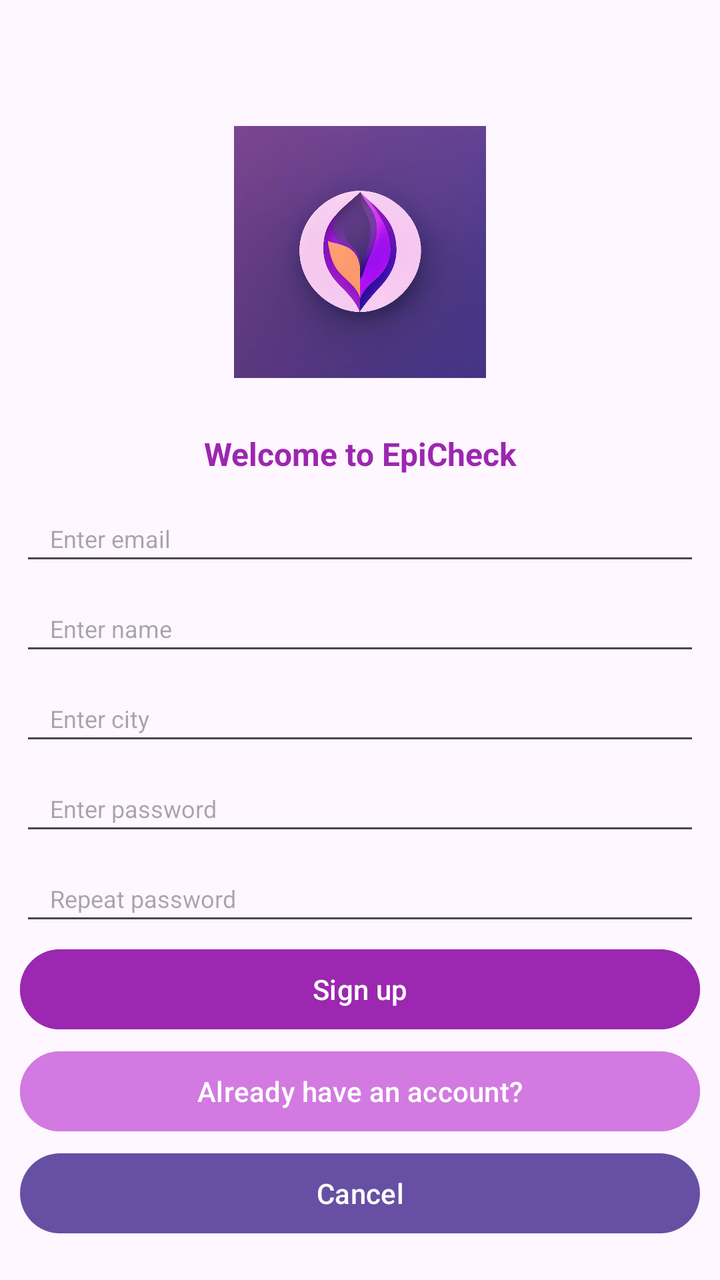
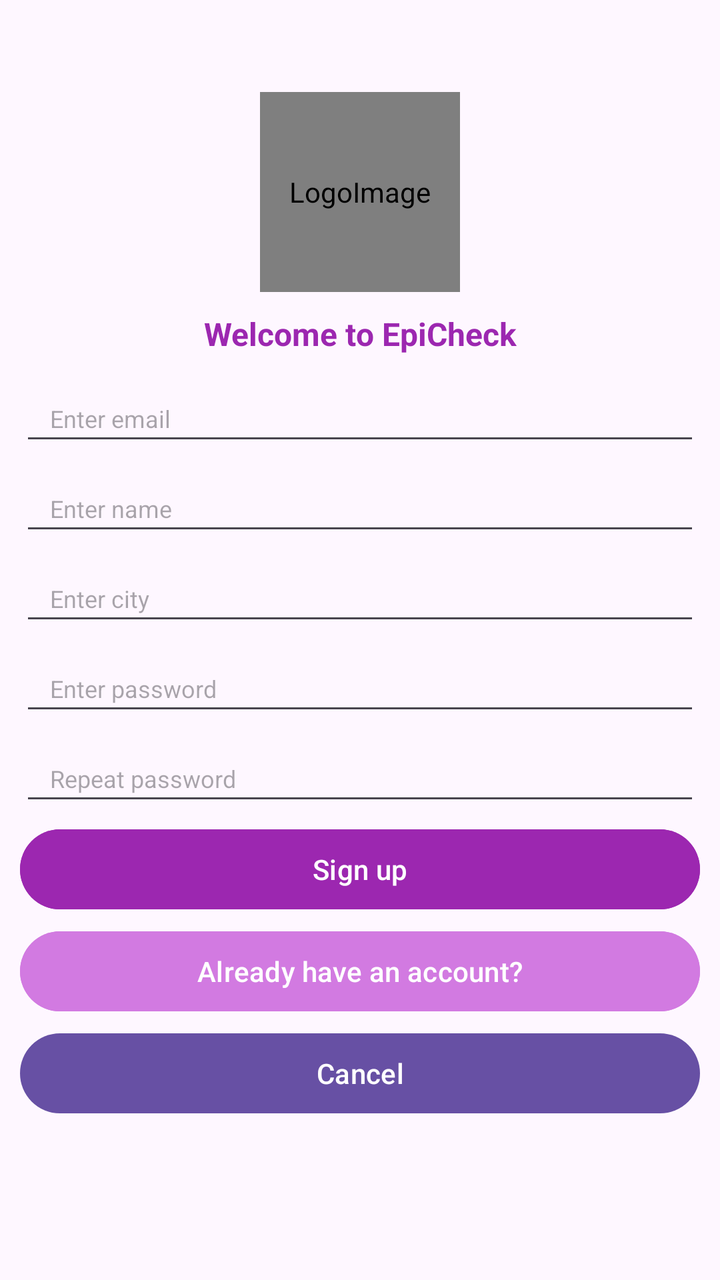

Two renders of the same Android screen: before a commit and after it. Below are the layout's source before the change and the commit's diff.
<!-- AndroidManifest.xml: application theme Theme.AppFond -->
<!-- res/layout/activity_register.xml -->
<?xml version="1.0" encoding="utf-8"?>
<androidx.constraintlayout.widget.ConstraintLayout xmlns:android="http://schemas.android.com/apk/res/android"
    xmlns:app="http://schemas.android.com/apk/res-auto"
    xmlns:tools="http://schemas.android.com/tools"
    android:layout_width="match_parent"
    android:layout_height="match_parent"
    android:fitsSystemWindows="true"
    tools:context=".RegisterActivity">


    <EditText
        android:id="@+id/field_repeat_password"
        android:layout_width="0dp"
        android:layout_height="40dp"
        android:layout_marginStart="10dp"
        android:layout_marginTop="5dp"
        android:layout_marginEnd="10dp"
        android:autofillHints=""
        android:digits="abcdefghijklmnopqrstuvwxyzABCDEFGHIJKLMNOPQRSTUVWXYZ0123456789_"
        android:ems="10"
        android:hint="@string/repeat_pass"
        android:inputType="textPassword"
        android:minHeight="48dp"
        android:paddingLeft="15dp"
        android:paddingRight="15dp"
        android:textSize="12sp"
        app:layout_constraintEnd_toEndOf="parent"
        app:layout_constraintHorizontal_bias="0.0"
        app:layout_constraintStart_toStartOf="parent"
        app:layout_constraintTop_toBottomOf="@+id/field_signup_password" />

    <EditText
        android:id="@+id/field_city"
        android:layout_width="0dp"
        android:layout_height="40dp"
        android:layout_marginStart="10dp"
        android:layout_marginTop="5dp"
        android:layout_marginEnd="10dp"
        android:autofillHints=""
        android:ems="10"
        android:hint="@string/enter_city"
        android:inputType="textPersonName"
        android:minHeight="48dp"
        android:paddingLeft="15dp"
        android:paddingRight="15dp"
        android:textAlignment="viewStart"
        android:textSize="12sp"
        app:layout_constraintEnd_toEndOf="parent"
        app:layout_constraintHorizontal_bias="0.0"
        app:layout_constraintStart_toStartOf="parent"
        app:layout_constraintTop_toBottomOf="@+id/field_name"
        tools:ignore="TextContrastCheck" />

    <ImageView
        android:id="@+id/SignUpPageLogo"
        android:layout_width="126dp"
        android:layout_height="160dp"
        android:layout_marginTop="30dp"
        android:contentDescription="@string/logoimage_hont"
        app:layout_constraintEnd_toEndOf="parent"
        app:layout_constraintStart_toStartOf="parent"
        app:layout_constraintTop_toBottomOf="@+id/signup_progress"
        app:srcCompat="@drawable/epicheck_logo"
        tools:ignore="ImageContrastCheck" />

    <EditText
        android:id="@+id/field_signup_email"
        android:layout_width="0dp"
        android:layout_height="40dp"
        android:layout_marginStart="10dp"
        android:layout_marginTop="10dp"
        android:layout_marginEnd="10dp"
        android:autofillHints=""
        android:ems="10"
        android:hint="@string/email_hint"
        android:inputType="textEmailAddress"
        android:minHeight="48dp"
        android:paddingLeft="15dp"
        android:paddingRight="15dp"
        android:textAlignment="viewStart"
        android:textSize="12sp"
        app:layout_constraintEnd_toEndOf="parent"
        app:layout_constraintHorizontal_bias="1.0"
        app:layout_constraintStart_toStartOf="parent"
        app:layout_constraintTop_toBottomOf="@+id/textView" />

    <TextView
        android:id="@+id/textView"
        android:layout_width="wrap_content"
        android:layout_height="wrap_content"
        android:layout_marginStart="10dp"
        android:layout_marginTop="10dp"
        android:layout_marginEnd="10dp"
        android:text="@string/welcome_hint"
        android:textAlignment="center"
        android:textColor="@color/fiol"
        android:textSize="16sp"
        android:textStyle="bold"
        app:layout_constraintEnd_toEndOf="parent"
        app:layout_constraintStart_toStartOf="parent"
        app:layout_constraintTop_toBottomOf="@+id/SignUpPageLogo" />


    <EditText
        android:id="@+id/field_signup_password"
        android:layout_width="0dp"
        android:layout_height="40dp"
        android:layout_marginStart="10dp"
        android:layout_marginTop="5dp"
        android:layout_marginEnd="10dp"
        android:autofillHints=""
        android:digits="abcdefghijklmnopqrstuvwxyzABCDEFGHIJKLMNOPQRSTUVWXYZ0123456789_"
        android:ems="10"
        android:hint="@string/pass_hint"
        android:inputType="textPassword"
        android:minHeight="48dp"
        android:paddingLeft="15dp"
        android:paddingRight="15dp"
        android:textSize="12sp"
        app:layout_constraintEnd_toEndOf="parent"
        app:layout_constraintHorizontal_bias="0.0"
        app:layout_constraintStart_toStartOf="parent"
        app:layout_constraintTop_toBottomOf="@+id/field_city"
        tools:ignore="TextContrastCheck" />

    <Button
        android:id="@+id/btn_create_acc"
        android:layout_width="0dp"
        android:layout_height="wrap_content"
        android:layout_marginStart="10dp"
        android:layout_marginTop="3dp"
        android:layout_marginEnd="10dp"
        android:backgroundTint="@color/fiol"
        android:minWidth="230dp"
        android:text="@string/new_acc_hint"
        android:textAllCaps="false"
        android:textSize="14sp"
        app:layout_constraintEnd_toEndOf="parent"
        app:layout_constraintHorizontal_bias="0.497"
        app:layout_constraintStart_toStartOf="parent"
        app:layout_constraintTop_toBottomOf="@+id/field_repeat_password"
        tools:ignore="TextContrastCheck" />

    <ProgressBar
        android:id="@+id/signup_progress"
        style="?android:attr/progressBarStyleHorizontal"
        android:layout_width="0dp"
        android:layout_height="wrap_content"
        android:indeterminate="true"
        android:indeterminateTint="@color/fiol"
        android:maxHeight="25dp"
        android:minHeight="16dp"
        android:visibility="invisible"
        app:layout_constraintEnd_toEndOf="parent"
        app:layout_constraintStart_toStartOf="parent"
        app:layout_constraintTop_toTopOf="parent" />

    <EditText
        android:id="@+id/field_name"
        android:layout_width="0dp"
        android:layout_height="40dp"
        android:layout_marginStart="10dp"
        android:layout_marginTop="5dp"
        android:layout_marginEnd="10dp"
        android:autofillHints=""
        android:ems="10"
        android:hint="@string/enter_name_test"
        android:inputType="textPersonName"
        android:minHeight="48dp"
        android:paddingLeft="15dp"
        android:paddingRight="15dp"
        android:textAlignment="viewStart"
        android:textSize="12sp"
        app:layout_constraintEnd_toEndOf="parent"
        app:layout_constraintStart_toStartOf="parent"
        app:layout_constraintTop_toBottomOf="@+id/field_signup_email" />

    <Button
        android:id="@+id/btn_back_login"
        android:layout_width="0dp"
        android:layout_height="wrap_content"
        android:layout_marginStart="10dp"
        android:layout_marginTop="3dp"
        android:layout_marginEnd="10dp"
        android:backgroundTint="@color/fiol_bleed"
        android:minWidth="230dp"
        android:text="@string/already_have_account"
        android:textAllCaps="false"
        android:textSize="14sp"
        app:layout_constraintEnd_toEndOf="parent"
        app:layout_constraintHorizontal_bias="0.497"
        app:layout_constraintStart_toStartOf="parent"
        app:layout_constraintTop_toBottomOf="@+id/btn_create_acc"
        tools:ignore="TextContrastCheck" />

    <Button
        android:id="@+id/buttonCancelCreate"
        android:layout_width="0dp"
        android:layout_height="wrap_content"
        android:layout_marginStart="10dp"
        android:layout_marginTop="3dp"
        android:layout_marginEnd="10dp"
        android:text="@string/textCancel"
        app:layout_constraintEnd_toEndOf="parent"
        app:layout_constraintStart_toStartOf="parent"
        app:layout_constraintTop_toBottomOf="@+id/btn_back_login" />

</androidx.constraintlayout.widget.ConstraintLayout>
<!-- resources referenced by this layout -->
<resources>
  <color name="fiol">#9C27B0</color>
  <color name="fiol_bleed">#D27AE1</color>
  <!-- drawable epicheck_logo: jpg bitmap (drawable, 87895 bytes) -->
  <string name="already_have_account">Already have an account?</string>
  <string name="email_hint">Enter email</string>
  <string name="enter_city">Enter city</string>
  <string name="enter_name_test">Enter name</string>
  <string name="logoimage_hont">LogoImage</string>
  <string name="new_acc_hint">Sign up</string>
  <string name="pass_hint">Enter password</string>
  <string name="repeat_pass">Repeat password</string>
  <string name="textCancel">Cancel</string>
  <string name="welcome_hint">Welcome to EpiCheck</string>
  <style name="Theme.AppFond" parent="Theme.MaterialComponents.DayNight.NoActionBar">
          
          <item name="colorPrimary">@color/fiol</item>
          <item name="colorPrimaryVariant">@color/fiol</item>
          <item name="colorOnPrimary">@color/white</item>
          
          <item name="colorSecondary">@color/purple_400</item>
          <item name="colorSecondaryVariant">@color/purple_800</item>
          <item name="colorOnSecondary">@color/black</item>
          
          <item name="android:statusBarColor">?attr/colorPrimaryVariant</item>
          
      </style>
  <color name="white">#FFFFFFFF</color>
  <color name="black">#FF000000</color>
</resources>

<!-- the commit's change to res/layout/activity_register.xml (unified diff, before → after) -->
@@ -51,16 +51,20 @@
         app:layout_constraintTop_toBottomOf="@+id/field_name"
         tools:ignore="TextContrastCheck" />
 
-    <ImageView
+    <de.hdodenhof.circleimageview.CircleImageView
         android:id="@+id/SignUpPageLogo"
-        android:layout_width="126dp"
-        android:layout_height="160dp"
+        android:layout_width="100dp"
+        android:layout_height="100dp"
         android:layout_marginTop="30dp"
+        android:adjustViewBounds="false"
+        android:src="@drawable/epicheck_logo"
         android:contentDescription="@string/logoimage_hont"
         app:layout_constraintEnd_toEndOf="parent"
         app:layout_constraintStart_toStartOf="parent"
         app:layout_constraintTop_toBottomOf="@+id/signup_progress"
         app:srcCompat="@drawable/epicheck_logo"
+        app:civ_border_color="@color/fiol_bleed"
+        app:civ_border_width="2dp"
         tools:ignore="ImageContrastCheck" />
 
     <EditText
